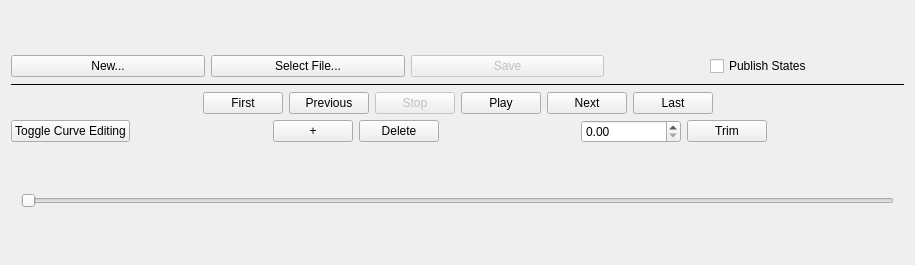
marvmn/rqt_animation, file resources/animation_plugin.ui: the form before one commit.
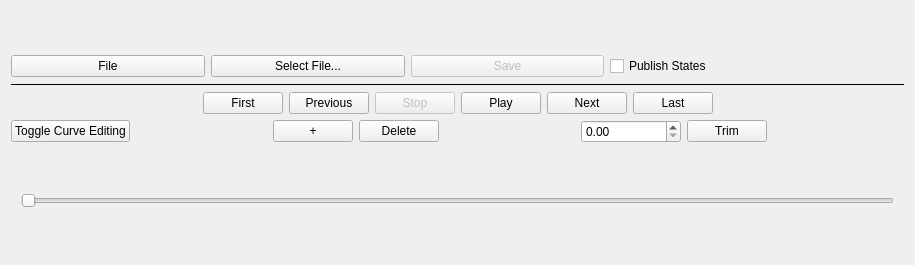
The form after the commit.

What changed in the file:
```diff
--- a/resources/animation_plugin.ui
+++ b/resources/animation_plugin.ui
@@ -21,7 +21,7 @@
        <item>
         <widget class="QPushButton" name="newButton">
          <property name="text">
-          <string>New...</string>
+          <string>File</string>
          </property>
          <property name="flat">
           <bool>false</bool>
@@ -45,6 +45,25 @@
          </property>
         </widget>
        </item>
+       <item>
+        <widget class="QCheckBox" name="publishCheckBox">
+         <property name="acceptDrops">
+          <bool>false</bool>
+         </property>
+         <property name="statusTip">
+          <string>If checked, joint states are published to the real robot</string>
+         </property>
+         <property name="layoutDirection">
+          <enum>Qt::LeftToRight</enum>
+         </property>
+         <property name="text">
+          <string>Publish States</string>
+         </property>
+         <property name="checked">
+          <bool>false</bool>
+         </property>
+        </widget>
+       </item>
        <item>
         <spacer name="horizontalSpacer">
          <property name="orientation">
@@ -61,25 +80,6 @@
          </property>
         </spacer>
        </item>
-       <item>
-        <widget class="QCheckBox" name="publishCheckBox">
-         <property name="acceptDrops">
-          <bool>false</bool>
-         </property>
-         <property name="statusTip">
-          <string>If checked, joint states are published to the real robot</string>
-         </property>
-         <property name="layoutDirection">
-          <enum>Qt::LeftToRight</enum>
-         </property>
-         <property name="text">
-          <string>Publish States</string>
-         </property>
-         <property name="checked">
-          <bool>false</bool>
-         </property>
-        </widget>
-       </item>
       </layout>
      </item>
      <item>
```
Left out of the diff: 2 changed lines with no effect on the pictures.
